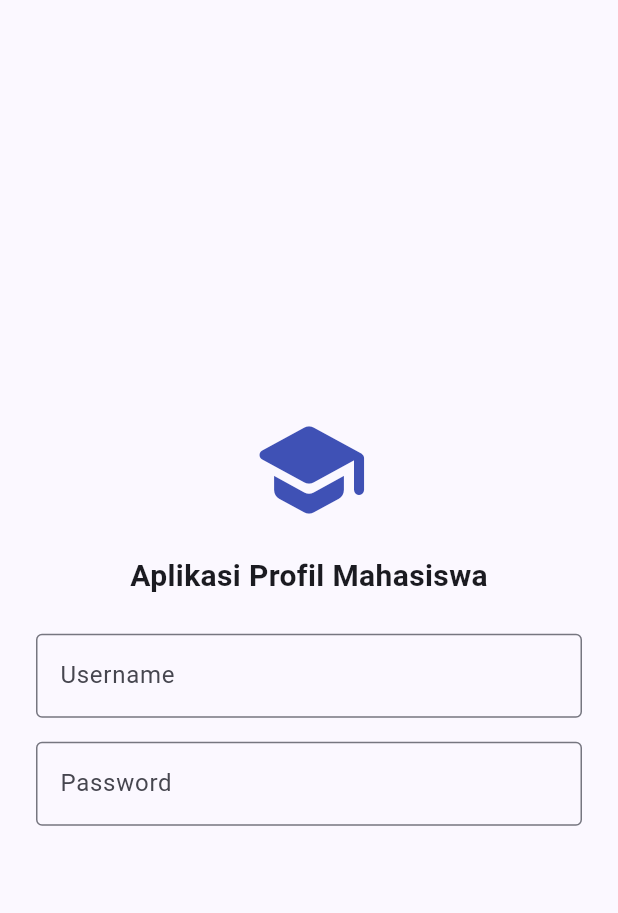
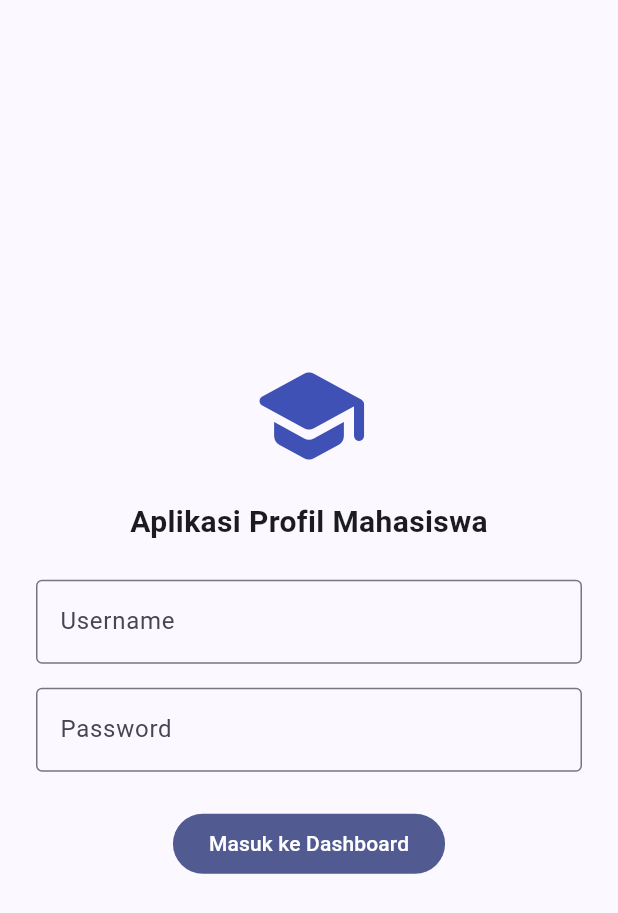
Before and after one commit to Alfin-NN/tumbal-proyek, a Flutter app: the LoginPage screen opened directly, on a phone screen of 412 x 824 dp. Shown: the top 913 px of the screen. Run offline on Flutter 3.47's test engine with Material 3 defaults, Android fonts, the phone set to English and light mode, and no system bars.

Commit message:
feat(soal2-screens): implementasi validasi form dan loading async pada LoginPage

```diff
--- a/soal2_profil_app/lib/screens/login_page.dart
+++ b/soal2_profil_app/lib/screens/login_page.dart
@@ -1,6 +1,6 @@
 import 'package:flutter/material.dart';
 
-// Halaman pembuka dengan input form
+// Halaman form login dengan validasi
 class LoginPage extends StatefulWidget {
   const LoginPage({super.key});
 
@@ -9,8 +9,21 @@ class LoginPage extends StatefulWidget {
 }
 
 class _LoginPageState extends State<LoginPage> {
+  final _formKey = GlobalKey<FormState>();
   final _usernameController = TextEditingController();
   final _passwordController = TextEditingController();
+  bool _isLoading = false;
+
+  void _handleLogin() async {
+    if (_formKey.currentState!.validate()) {
+      setState(() => _isLoading = true);
+      await Future.delayed(const Duration(milliseconds: 800));
+      if (mounted) {
+        setState(() => _isLoading = false);
+        Navigator.pushReplacementNamed(context, '/dashboard');
+      }
+    }
+  }
 
   @override
   Widget build(BuildContext context) {
@@ -18,6 +31,8 @@ class _LoginPageState extends State<LoginPage> {
       body: Center(
         child: Padding(
           padding: const EdgeInsets.all(24.0),
+          child: Form(
+            key: _formKey,
             child: Column(
               mainAxisAlignment: MainAxisAlignment.center,
               children: [
@@ -25,17 +40,25 @@ class _LoginPageState extends State<LoginPage> {
                 const SizedBox(height: 16),
                 const Text('Aplikasi Profil Mahasiswa', style: TextStyle(fontSize: 20, fontWeight: FontWeight.bold)),
                 const SizedBox(height: 24),
-              TextField(
+                TextFormField(
                   controller: _usernameController,
                   decoration: const InputDecoration(labelText: 'Username', border: OutlineInputBorder()),
+                  validator: (v) => v!.isEmpty ? 'Wajib diisi' : null,
                 ),
                 const SizedBox(height: 16),
-              TextField(
+                TextFormField(
                   controller: _passwordController,
                   obscureText: true,
                   decoration: const InputDecoration(labelText: 'Password', border: OutlineInputBorder()),
+                  validator: (v) => v!.length < 6 ? 'Minimal 6 karakter' : null,
+                ),
+                const SizedBox(height: 24),
+                FilledButton(
+                  onPressed: _isLoading ? null : _handleLogin,
+                  child: _isLoading ? const CircularProgressIndicator(color: Colors.white) : const Text('Masuk ke Dashboard'),
                 ),
               ],
+            ),
           ),
         ),
       ),
```
Lines whose indentation alone changed are shown as unchanged.
